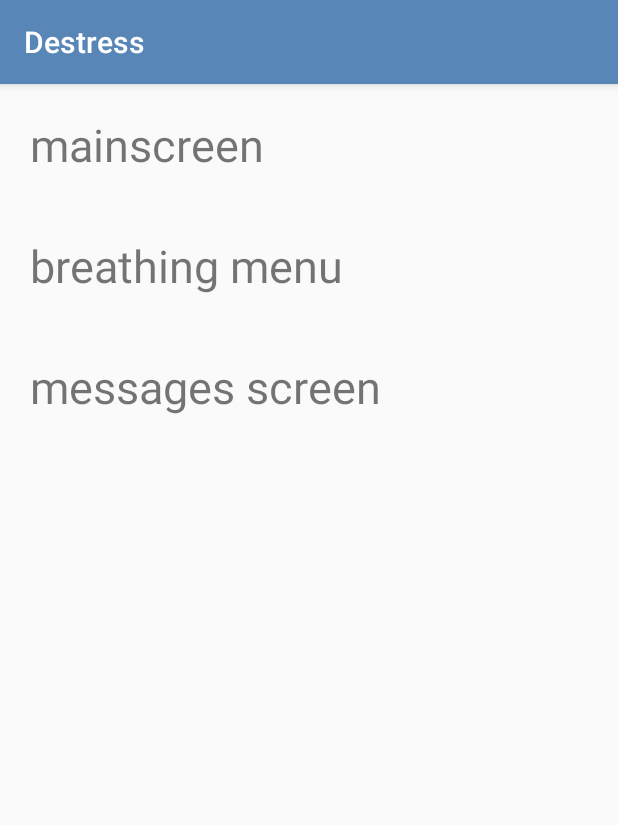
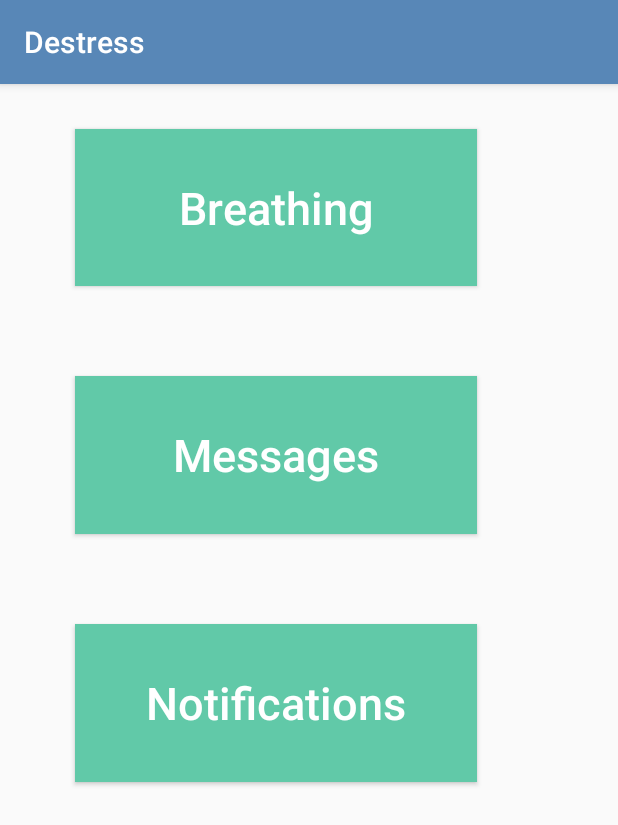
Before and after one commit to parmita52/Destress, an Android app: the screen it shows after launch (MainActivity), on a phone screen of 412 x 824 dp. Shown: the top 825 px of the screen. Run offline under Robolectric (Android 15) with nearby library versions, the phone set to English and light mode, and no system bars.

Commit message:
Fixed structural thing by deleted mainSCREEN

```diff
--- a/app/src/main/java/com/example/hshack/destress/MainActivity.java
+++ b/app/src/main/java/com/example/hshack/destress/MainActivity.java
@@ -14,11 +14,25 @@ public class MainActivity extends AppCompatActivity {
         super.onCreate(savedInstanceState);
         setContentView(R.layout.activity_main);
 
-        TextView breathing= (TextView) findViewById(R.id.breathing);
+        Button breathing = (Button) findViewById(R.id.breathing_button);
         breathing.setOnClickListener(new View.OnClickListener() {
             public void onClick(View v) {
                 startActivity(new Intent(MainActivity.this, Breather.class));
             }
         });
+
+        Button messages = (Button) findViewById(R.id.messages_button);
+        messages.setOnClickListener(new View.OnClickListener() {
+            public void onClick(View v) {
+                startActivity(new Intent(MainActivity.this, Messages.class));
+            }
+        });
+
+        Button notifications = (Button) findViewById(R.id.notifications_button);
+        notifications.setOnClickListener(new View.OnClickListener() {
+            public void onClick(View v) {
+                startActivity(new Intent(MainActivity.this, Notifications.class));
+            }
+        });
     }
 }
--- a/app/src/main/java/com/example/hshack/destress/MainScreen.java
+++ b/app/src/main/java/com/example/hshack/destress/Messages.java
@@ -3,11 +3,11 @@ package com.example.hshack.destress;
 import android.support.v7.app.AppCompatActivity;
 import android.os.Bundle;
 
-public class MainScreen extends AppCompatActivity {
+public class Messages extends AppCompatActivity {
 
     @Override
     protected void onCreate(Bundle savedInstanceState) {
         super.onCreate(savedInstanceState);
-        setContentView(R.layout.activity_main_screen);
+        setContentView(R.layout.activity_messages);
     }
 }
--- a/app/src/main/res/layout/activity_main.xml
+++ b/app/src/main/res/layout/activity_main.xml
@@ -15,29 +15,29 @@
         tools:layout_editor_absoluteY="8dp"
         tools:layout_editor_absoluteX="8dp">
 
-        <TextView
-            android:id="@+id/main"
+        <Button
+            android:id="@+id/breathing_button"
+            style="@style/MainButton"
+            android:text="Breathing" />
+
+        <Button
+            android:id="@+id/messages_button"
+            style="@style/MainButton"
+            android:text="Messages" />
+
+        <Button
+            android:id="@+id/notifications_button"
+            style="@style/MainButton"
+            android:text="Notifications" />
+
+        <android.support.constraint.Guideline
             android:layout_width="wrap_content"
             android:layout_height="wrap_content"
-            android:text="mainscreen"
-            style="@style/MainActivityShortcuts"/>
-
-        <TextView
-            android:id="@+id/breathing"
-            android:layout_width="wrap_content"
-            android:layout_height="wrap_content"
-            android:text="breathing menu"
-            style="@style/MainActivityShortcuts"/>
-
-        <TextView
-            android:id="@+id/messages"
-            android:layout_width="wrap_content"
-            android:layout_height="wrap_content"
-            android:text="messages screen"
-            style="@style/MainActivityShortcuts"/>
+            android:id="@+id/guideline"
+            app:layout_constraintGuide_begin="20dp"
+            android:orientation="vertical"
+            tools:layout_editor_absoluteY="0dp"
+            tools:layout_editor_absoluteX="20dp" />
 
     </LinearLayout>
-
-
-
 </LinearLayout>
--- a/app/src/main/res/values/strings.xml
+++ b/app/src/main/res/values/strings.xml
@@ -12,4 +12,6 @@
     <string name="title_activity_breather_focus4">BreatherFocus4</string>
     <string name="title_activity_breather_focus5">BreatherFocus5</string>
     <string name="title_activity_breather_focus6">BreatherFocus6</string>
+    <string name="title_activity_notifications">Notifications</string>
+    <string name="title_activity_messages">Messages</string>
 </resources>
```
Also changed, not shown: app/src/main/AndroidManifest.xml (+12 -7 lines), app/src/main/java/com/example/hshack/destress/Notifications.java (added, +22 -0 lines), app/src/main/res/layout/activity_main_screen.xml (deleted, +0 -43 lines), app/src/main/res/layout/activity_messages.xml (added, +11 -0 lines), app/src/main/res/layout/activity_notifications.xml (added, +12 -0 lines).
